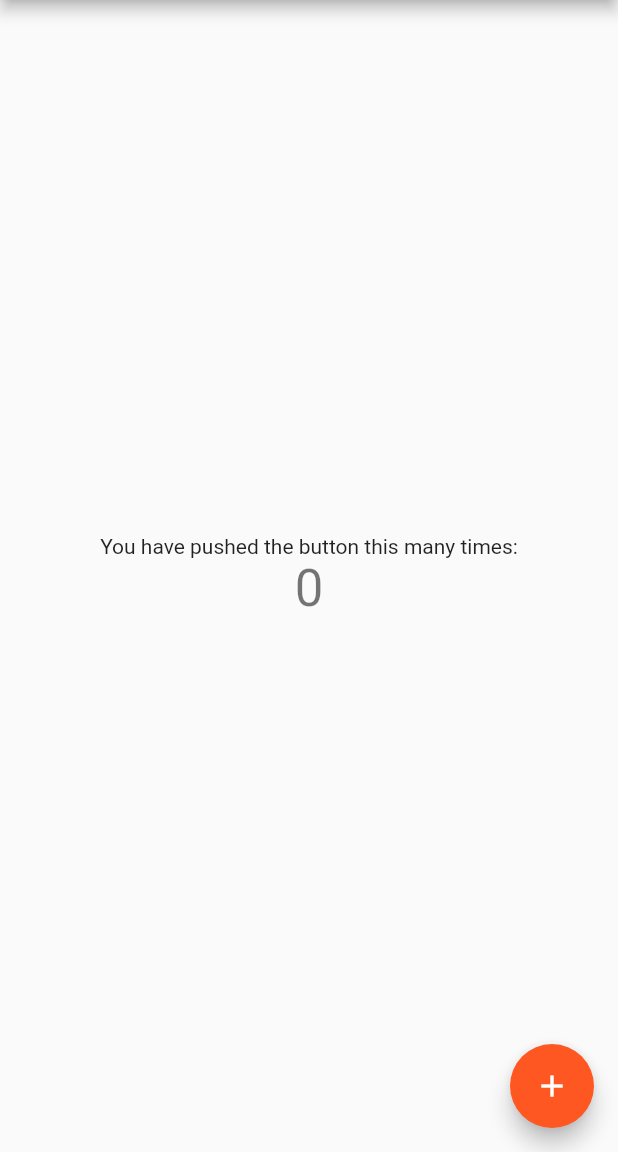
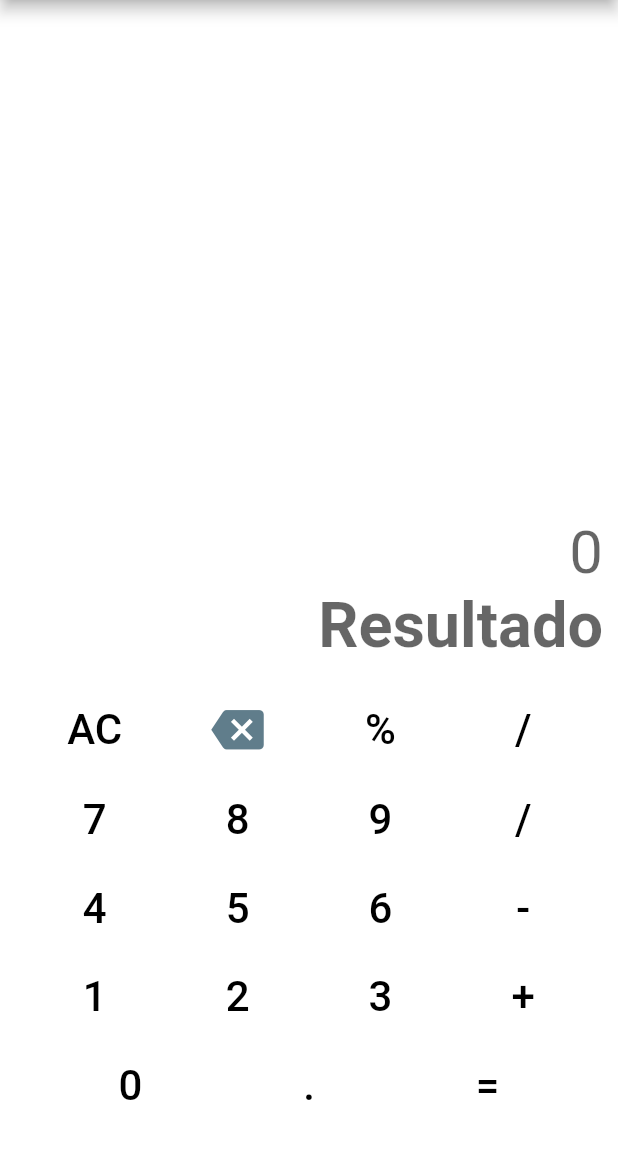
Before and after one commit to nicobenavides/calculadora_flutter, a Flutter app: the screen it shows after launch, on a phone screen of 412 x 824 dp, the part 84-1236 px from its top. Run offline on Flutter 3.47's test engine with Material 2 defaults, Android fonts, the phone set to English and light mode, and no system bars; our stand-ins replace math_expressions; Roboto replaces fonts that are missing (RobotoMono).

Commit message:
Se agrega todo el codigo para la Calculadora

```diff
--- a/lib/main.dart
+++ b/lib/main.dart
@@ -1,4 +1,5 @@
 import 'package:flutter/material.dart';
+import 'package:math_expressions/math_expressions.dart';
 
 void main() {
   runApp(MyApp());
@@ -14,22 +15,17 @@ class MyApp extends StatelessWidget {
         primarySwatch: Colors.deepOrange,
       ),
       home: MyHomePage(title: 'Calculadora'),
+      debugShowCheckedModeBanner: false,
     );
   }
 }
 
+String strInput = "";
+final txtEntrada = TextEditingController();
+final txtResultado = TextEditingController();
+
 class MyHomePage extends StatefulWidget {
   MyHomePage({Key? key, required this.title}) : super(key: key);
-
-  // This widget is the home page of your application. It is stateful, meaning
-  // that it has a State object (defined below) that contains fields that affect
-  // how it looks.
-
-  // This class is the configuration for the state. It holds the values (in this
-  // case the title) provided by the parent (in this case the App widget) and
-  // used by the build method of the State. Fields in a Widget subclass are
-  // always marked "final".
-
   final String title;
 
   @override
@@ -37,68 +33,194 @@ class MyHomePage extends StatefulWidget {
 }
 
 class _MyHomePageState extends State<MyHomePage> {
-  int _counter = 0;
-
-  void _incrementCounter() {
-    setState(() {
-      // This call to setState tells the Flutter framework that something has
-      // changed in this State, which causes it to rerun the build method below
-      // so that the display can reflect the updated values. If we changed
-      // _counter without calling setState(), then the build method would not be
-      // called again, and so nothing would appear to happen.
-      _counter++;
-    });
+  @override
+  void initState() {
+    super.initState();
+    txtEntrada.addListener(() {});
+    txtResultado.addListener(() {});
   }
 
   @override
   Widget build(BuildContext context) {
-    // This method is rerun every time setState is called, for instance as done
-    // by the _incrementCounter method above.
-    //
-    // The Flutter framework has been optimized to make rerunning build methods
-    // fast, so that you can just rebuild anything that needs updating rather
-    // than having to individually change instances of widgets.
     return Scaffold(
+      backgroundColor: Colors.white,
       appBar: AppBar(
-        // Here we take the value from the MyHomePage object that was created by
-        // the App.build method, and use it to set our appbar title.
         title: Text(widget.title),
       ),
-      body: Center(
-        // Center is a layout widget. It takes a single child and positions it
-        // in the middle of the parent.
-        child: Column(
-          // Column is also a layout widget. It takes a list of children and
-          // arranges them vertically. By default, it sizes itself to fit its
-          // children horizontally, and tries to be as tall as its parent.
-          //
-          // Invoke "debug painting" (press "p" in the console, choose the
-          // "Toggle Debug Paint" action from the Flutter Inspector in Android
-          // Studio, or the "Toggle Debug Paint" command in Visual Studio Code)
-          // to see the wireframe for each widget.
-          //
-          // Column has various properties to control how it sizes itself and
-          // how it positions its children. Here we use mainAxisAlignment to
-          // center the children vertically; the main axis here is the vertical
-          // axis because Columns are vertical (the cross axis would be
-          // horizontal).
-          mainAxisAlignment: MainAxisAlignment.center,
-          children: <Widget>[
-            Text(
-              'You have pushed the button this many times:',
-            ),
-            Text(
-              '$_counter',
-              style: Theme.of(context).textTheme.headline4,
-            ),
-          ],
+      body: Column(
+        mainAxisAlignment: MainAxisAlignment.end,
+        children: <Widget>[
+          new Padding(
+              padding: EdgeInsets.symmetric(horizontal: 10),
+              child: new TextField(
+                decoration: new InputDecoration.collapsed(
+                    hintText: "0",
+                    hintStyle: TextStyle(
+                      fontSize: 40,
+                      fontFamily: 'RobotoMono',
+                    )),
+                style: TextStyle(
+                  fontSize: 40,
+                  fontFamily: 'RobotoMono',
+                ),
+                textAlign: TextAlign.right,
+                controller: txtEntrada,
+                onTap: () =>
+                    FocusScope.of(context).requestFocus(new FocusNode()),
+              )),
+          new Padding(
+              padding: EdgeInsets.symmetric(horizontal: 10),
+              child: TextField(
+                decoration: new InputDecoration.collapsed(
+                    hintText: "Resultado",
+                    fillColor: Colors.deepPurpleAccent,
+                    hintStyle: TextStyle(fontFamily: 'RobotoMono')),
+                textInputAction: TextInputAction.none,
+                keyboardType: TextInputType.number,
+                style: TextStyle(
+                    fontSize: 42,
+                    fontFamily: 'RobotoMono',
+                    fontWeight: FontWeight.bold
+                    // color: Colors.deepPurpleAccent
+                    ),
+                textAlign: TextAlign.right,
+                controller: txtResultado,
+              )),
+          SizedBox(height: 20.0),
+          Row(
+            mainAxisAlignment: MainAxisAlignment.spaceEvenly,
+            children: <Widget>[
+              btnAC('AC', const Color(0xFFF5F7F9)),
+              btnBorrar(),
+              boton(
+                '%',
+                const Color(0xFFF5F7F9),
+              ),
+              boton(
+                '/',
+                const Color(0xFFF5F7F9),
+              ),
+            ],
+          ),
+          Row(
+            mainAxisAlignment: MainAxisAlignment.spaceEvenly,
+            children: <Widget>[
+              boton('7', Colors.white),
+              boton('8', Colors.white),
+              boton('9', Colors.white),
+              boton(
+                '/',
+                const Color(0xFFF5F7F9),
+              )
+            ],
+          ),
+          Row(
+            mainAxisAlignment: MainAxisAlignment.spaceEvenly,
+            children: <Widget>[
+              boton('4', Colors.white),
+              boton('5', Colors.white),
+              boton('6', Colors.white),
+              boton(
+                '-',
+                const Color(0xFFF5F7F9),
+              ),
+            ],
+          ),
+          Row(
+            mainAxisAlignment: MainAxisAlignment.spaceEvenly,
+            children: <Widget>[
+              boton('1', Colors.white),
+              boton('2', Colors.white),
+              boton('3', Colors.white),
+              boton('+', const Color(0xFFF5F7F9)),
+            ],
+          ),
+          Row(
+            mainAxisAlignment: MainAxisAlignment.spaceEvenly,
+            children: <Widget>[
+              boton('0', Colors.white),
+              boton('.', Colors.white),
+              btnIgual(),
+            ],
+          ),
+          SizedBox(
+            height: 10.0,
+          )
+        ],
+      ),
+    );
+  }
+
+  Widget boton(btntxt, Color btnColor) {
+    return Container(
+      padding: EdgeInsets.only(bottom: 10.0),
+      child: TextButton(
+        child: Text(
+          btntxt,
+          style: TextStyle(
+              fontSize: 28.0, color: Colors.black, fontFamily: 'RobotoMono'),
         ),
+        onPressed: () {
+          setState(() {
+            txtEntrada.text = txtEntrada.text + btntxt;
+          });
+        },
       ),
-      floatingActionButton: FloatingActionButton(
-        onPressed: _incrementCounter,
-        tooltip: 'Increment',
-        child: Icon(Icons.add),
-      ), // This trailing comma makes auto-formatting nicer for build methods.
+    );
+  }
+
+  Widget btnAC(btntext, Color btnColor) {
+    return Container(
+      padding: EdgeInsets.only(bottom: 10.0),
+      child: TextButton(
+        child: Text(
+          btntext,
+          style: TextStyle(
+              fontSize: 28.0, color: Colors.black, fontFamily: 'RobotoMono'),
+        ),
+        onPressed: () {
+          setState(() {
+            txtEntrada.text = "";
+            txtResultado.text = "";
+          });
+        },
+      ),
+    );
+  }
+
+  Widget btnBorrar() {
+    return Container(
+      padding: EdgeInsets.only(bottom: 10.0),
+      child: TextButton(
+        child: Icon(Icons.backspace, size: 35, color: Colors.blueGrey),
+        onPressed: () {
+          txtEntrada.text = (txtEntrada.text.length > 0)
+              ? (txtEntrada.text.substring(0, txtEntrada.text.length - 1))
+              : "";
+        },
+      ),
+    );
+  }
+
+  Widget btnIgual() {
+    return Container(
+      padding: EdgeInsets.only(bottom: 10.0),
+      child: TextButton(
+        child: Text(
+          '=',
+          style: TextStyle(
+              fontSize: 28.0, color: Colors.black, fontFamily: 'RobotoMono'),
+        ),
+        onPressed: () {
+          Parser p = new Parser();
+          ContextModel cm = new ContextModel();
+          Expression exp = p.parse(txtEntrada.text);
+          setState(() {
+            txtResultado.text =
+                exp.evaluate(EvaluationType.REAL, cm).toString();
+          });
+        },
+      ),
     );
   }
 }
--- a/pubspec.yaml
+++ b/pubspec.yaml
@@ -23,6 +23,8 @@ environment:
 dependencies:
   flutter:
     sdk: flutter
+
+  math_expressions:
 
 
   # The following adds the Cupertino Icons font to your application.
```
Also changed, not shown: pubspec.lock.
